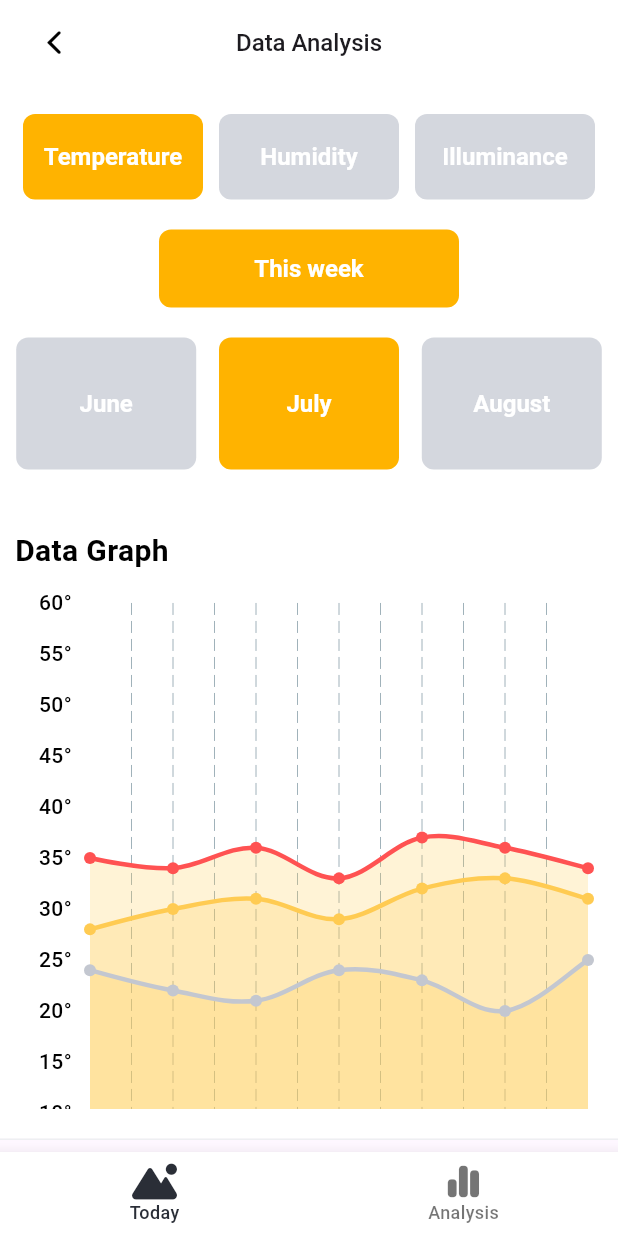
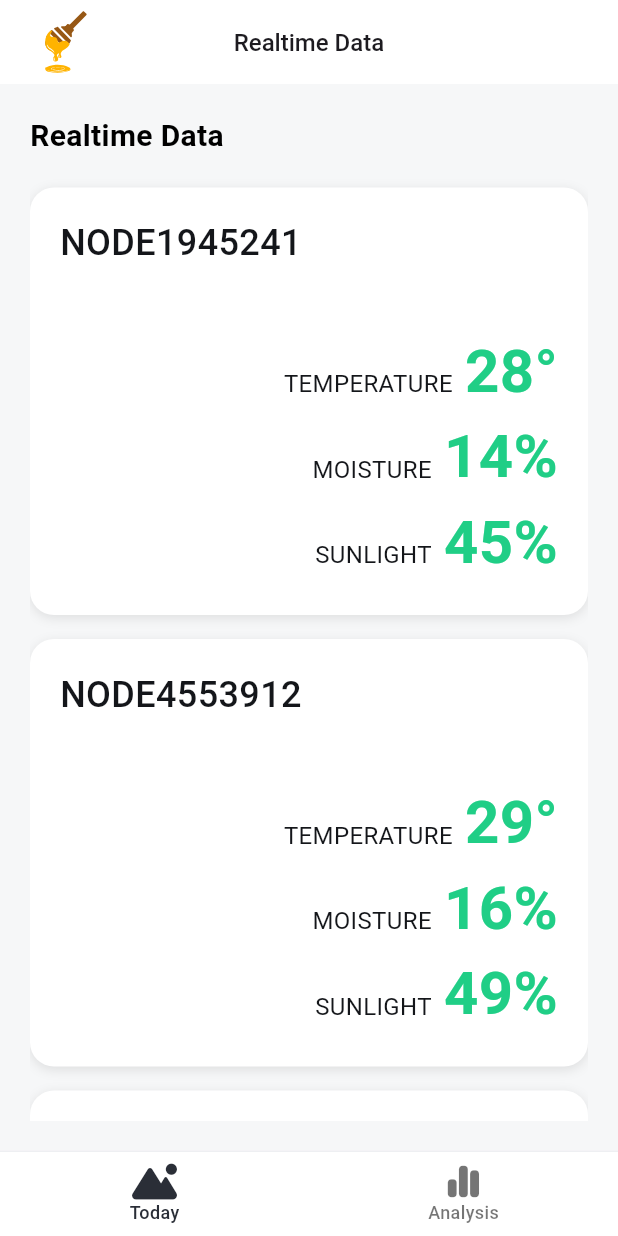
Before and after one commit to 2025-K-SW-SmartDust-Bee/Application, a Flutter app: the screen it shows after launch, on a phone screen of 412 x 824 dp. Run offline on Flutter 3.47's test engine with Material 3 defaults, Android fonts, the phone set to English and light mode, and no system bars; drawn by our look-alikes of fl_chart; our stand-ins replace flutter_svg, font_awesome_flutter, logger; Roboto replaces fonts that are missing (Pretendard).

Commit message:
feat: create realtime data node

```diff
--- a/lib/main.dart
+++ b/lib/main.dart
@@ -1,5 +1,5 @@
 import 'package:flutter/material.dart';
-import 'package:smartdust/screens/home_screen.dart';
+import 'package:smartdust/screens/analysis_screen.dart';
 import 'package:smartdust/screens/nav_screen.dart';
 
 void main() {
@@ -12,15 +12,12 @@ class MyApp extends StatelessWidget {
   @override
   Widget build(BuildContext context) {
     return MaterialApp(
+      debugShowCheckedModeBanner: false,
       title: 'Flutter Demo',
       theme: ThemeData(
         colorScheme: ColorScheme.fromSeed(seedColor: Colors.deepPurple),
       ),
-      initialRoute: NavScreen.id,
-      routes: {
-        HomeScreen.id: (context) => const HomeScreen(),
-        NavScreen.id: (context) => const NavScreen(),
-      },
+      home: NavScreen(),
     );
   }
 }
--- a/lib/screens/home_screen.dart
+++ b/lib/screens/analysis_screen.dart
@@ -1,22 +1,21 @@
 import 'package:fl_chart/fl_chart.dart';
 import 'package:flutter/material.dart';
+import 'package:smartdust/models/month_type.dart';
+import 'package:smartdust/models/sensor_type.dart';
+import 'package:smartdust/themes/colors.dart';
 import 'package:smartdust/widgets/default_appbar.dart';
 import 'package:smartdust/widgets/default_button.dart';
 import 'package:smartdust/widgets/line_chart_widget.dart';
 
-enum SensorType { temperature, humidity, illuminance }
-
-enum MonthType { june, july, august }
-
-class HomeScreen extends StatefulWidget {
-  static String id = 'home-screen';
-  const HomeScreen({super.key});
+class AnalysisScreen extends StatefulWidget {
+  static String id = 'analysis-screen';
+  const AnalysisScreen({super.key});
 
   @override
-  State<HomeScreen> createState() => _HomeScreenState();
+  State<AnalysisScreen> createState() => _AnalysisScreenState();
 }
 
-class _HomeScreenState extends State<HomeScreen> {
+class _AnalysisScreenState extends State<AnalysisScreen> {
   final List<FlSpot> avgTempeSpots = [
     FlSpot(0, 28), // Mon
     FlSpot(1, 30), // Tue
@@ -65,8 +64,8 @@ class _HomeScreenState extends State<HomeScreen> {
   @override
   Widget build(BuildContext context) {
     return Scaffold(
-      backgroundColor: Colors.white,
-      appBar: DefaultAppBar(title: 'Data Analysis'),
+      backgroundColor: AppColors.gray25,
+      appBar: DefaultAppBar(title: 'Data Analysis', isHome: true),
       body: Padding(
         padding: const EdgeInsets.symmetric(horizontal: 10.0, vertical: 20.0),
         child: SingleChildScrollView(
@@ -84,15 +83,15 @@ class _HomeScreenState extends State<HomeScreen> {
                     isEnable: selectedSensor == SensorType.temperature,
                   ),
                   DefaultButton(
-                    content: 'Humidity',
-                    onPressed: () => _selectSensor(SensorType.humidity),
+                    content: 'Moisture',
+                    onPressed: () => _selectSensor(SensorType.moisture),
                     width: 120,
-                    isEnable: selectedSensor == SensorType.humidity,
+                    isEnable: selectedSensor == SensorType.moisture,
                   ),
                   DefaultButton(
-                    content: 'Illuminance',
-                    onPressed: () => _selectSensor(SensorType.illuminance),
-                    isEnable: selectedSensor == SensorType.illuminance,
+                    content: 'Sunlight',
+                    onPressed: () => _selectSensor(SensorType.sunlight),
+                    isEnable: selectedSensor == SensorType.sunlight,
                     width: 120,
                   ),
                 ],
--- a/lib/screens/nav_screen.dart
+++ b/lib/screens/nav_screen.dart
@@ -1,5 +1,6 @@
 import 'package:flutter/material.dart';
-import 'package:smartdust/screens/home_screen.dart';
+import 'package:smartdust/screens/analysis_screen.dart';
+import 'package:smartdust/screens/today_screen.dart';
 import 'package:smartdust/widgets/bottom_nav_bar.dart';
 
 class NavScreen extends StatefulWidget {
@@ -13,11 +14,7 @@ class NavScreen extends StatefulWidget {
 class _NavScreenState extends State<NavScreen> {
   int _selectedIndex = 0;
 
-  final List<Widget> _screens = const [
-    HomeScreen(),
-    HomeScreen(),
-    HomeScreen(),
-  ]; // 다른 스크린 파일 생성시 홈 스크린 지우고 새 스크린 추가.
+  final List<Widget> _screens = const [TodayScreen(), AnalysisScreen()];
 
   void _onTap(int index) {
     setState(() {
--- /dev/null
+++ b/lib/screens/today_screen.dart
@@ -0,0 +1,201 @@
+import 'package:fl_chart/fl_chart.dart';
+import 'package:flutter/material.dart';
+import 'package:smartdust/models/month_type.dart';
+import 'package:smartdust/models/sensor_type.dart';
+import 'package:smartdust/themes/colors.dart';
+import 'package:smartdust/widgets/default_appbar.dart';
+
+class TodayScreen extends StatefulWidget {
+  static String id = 'analysis-screen';
+  const TodayScreen({super.key});
+
+  @override
+  State<TodayScreen> createState() => _TodayScreenState();
+}
+
+class _TodayScreenState extends State<TodayScreen> {
+  final List<FlSpot> avgTempeSpots = [
+    FlSpot(0, 28), // Mon
+    FlSpot(1, 30), // Tue
+    FlSpot(2, 31), // Wed
+    FlSpot(3, 29), // Thu
+    FlSpot(4, 32), // Fri
+    FlSpot(5, 33), // Sat
+    FlSpot(6, 31), // Sun
+  ];
+
+  final List<FlSpot> maxTempSpots = [
+    FlSpot(0, 35),
+    FlSpot(1, 34),
+    FlSpot(2, 36),
+    FlSpot(3, 33),
+    FlSpot(4, 37),
+    FlSpot(5, 36),
+    FlSpot(6, 34),
+  ];
+
+  final List<FlSpot> minTempSpots = [
+    FlSpot(0, 24),
+    FlSpot(1, 22),
+    FlSpot(2, 21),
+    FlSpot(3, 24),
+    FlSpot(4, 23),
+    FlSpot(5, 20),
+    FlSpot(6, 25),
+  ];
+
+  SensorType? selectedSensor = SensorType.temperature;
+  MonthType? selectedMonth = MonthType.july;
+
+  void _selectSensor(SensorType sensor) {
+    setState(() {
+      selectedSensor = sensor;
+    });
+  }
+
+  void _selectMonth(MonthType month) {
+    setState(() {
+      selectedMonth = month;
+    });
+  }
+
+  @override
+  Widget build(BuildContext context) {
+    return Scaffold(
+      backgroundColor: AppColors.gray25,
+      appBar: DefaultAppBar(title: 'Realtime Data', isHome: true),
+      body: Padding(
+        padding: const EdgeInsets.symmetric(horizontal: 20.0, vertical: 20.0),
+        child: SingleChildScrollView(
+          child: Column(
+            crossAxisAlignment: CrossAxisAlignment.start,
+            mainAxisAlignment: MainAxisAlignment.center,
+            children: [
+              Text(
+                'Realtime Data',
+                style: TextStyle(
+                  color: Colors.black,
+                  fontSize: 20.0,
+                  fontFamily: 'Pretendard',
+                  fontWeight: FontWeight.w600,
+                ),
+              ),
+              SizedBox(height: 20.0),
+              NodeCard(
+                name: 'NODE1945241',
+                temparature: 28,
+                moisture: 14,
+                sunlight: 45,
+              ),
+              SizedBox(height: 16.0),
+              NodeCard(
+                name: 'NODE4553912',
+                temparature: 29,
+                moisture: 16,
+                sunlight: 49,
+              ),
+              SizedBox(height: 16.0),
+              NodeCard(
+                name: 'NODE3095723',
+                temparature: 30,
+                moisture: 7,
+                sunlight: 60,
+              ),
+              SizedBox(height: 16.0),
+            ],
+          ),
+        ),
+      ),
+    );
+  }
+}
+
+class NodeCard extends StatelessWidget {
+  final String name;
+  final int temparature;
+  final int moisture;
+  final int sunlight;
+
+  const NodeCard({
+    super.key,
+    required this.name,
+    required this.temparature,
+    required this.moisture,
+    required this.sunlight,
+  });
+
+  @override
+  Widget build(BuildContext context) {
+    return Container(
+      padding: EdgeInsets.symmetric(horizontal: 20.0, vertical: 20.0),
+      width: double.infinity,
+      decoration: BoxDecoration(
+        color: Colors.white,
+        borderRadius: BorderRadius.circular(16.0),
+        boxShadow: [
+          BoxShadow(
+            color: Colors.black.withValues(alpha: 0.1),
+            blurRadius: 6,
+            offset: const Offset(0, 2),
+          ),
+        ],
+      ),
+      child: Column(
+        crossAxisAlignment: CrossAxisAlignment.start,
+        children: [
+          Text(
+            name,
+            style: TextStyle(
+              fontSize: 24.0,
+              color: AppColors.gray900,
+              fontFamily: 'Pretendard',
+              fontWeight: FontWeight.w500,
+            ),
+          ),
+          SizedBox(height: 40.0),
+          DataWidget(data: temparature, type: SensorType.temperature),
+          DataWidget(data: moisture, type: SensorType.moisture),
+          DataWidget(data: sunlight, type: SensorType.sunlight),
+        ],
+      ),
+    );
+  }
+}
+
+class DataWidget extends StatelessWidget {
+  final SensorType type;
+  final int data;
+
+  const DataWidget({super.key, required this.type, required this.data});
+
+  @override
+  Widget build(BuildContext context) {
+    return Row(
+      mainAxisAlignment: MainAxisAlignment.end,
+      crossAxisAlignment: CrossAxisAlignment.baseline,
+      textBaseline: TextBaseline.alphabetic,
+      children: [
+        SizedBox(width: 4.0),
+        Text(
+          type.label,
+          style: TextStyle(
+            fontSize: 16.0,
+            color: AppColors.gray900,
+            fontFamily: 'Pretendard',
+            fontWeight: FontWeight.w400,
+          ),
+        ),
+        SizedBox(width: 8.0),
+        Text(
+          '$data${type.unit}',
+          style: TextStyle(
+            fontSize: 40.0,
+            color: AppColors.green300,
+            fontFamily: 'Pretendard',
+            fontWeight: FontWeight.w600,
+          ),
+        ),
+      ],
+    );
+  }
+}
--- a/lib/widgets/bottom_nav_bar.dart
+++ b/lib/widgets/bottom_nav_bar.dart
@@ -23,9 +23,8 @@ class BottomNavBar extends StatelessWidget {
         decoration: BoxDecoration(
           border: Border(top: BorderSide(color: AppColors.gray50, width: 1)),
         ),
-        child: Padding(
-          padding: const EdgeInsets.only(top: 8.0),
         child: BottomNavigationBar(
+          elevation: 0,
           currentIndex: currentIndex,
           onTap: onTap,
           type: BottomNavigationBarType.fixed,
@@ -53,7 +52,6 @@ class BottomNavBar extends StatelessWidget {
           ],
         ),
       ),
-      ),
     );
   }
 }
```
Lines whose indentation alone changed are shown as unchanged.
